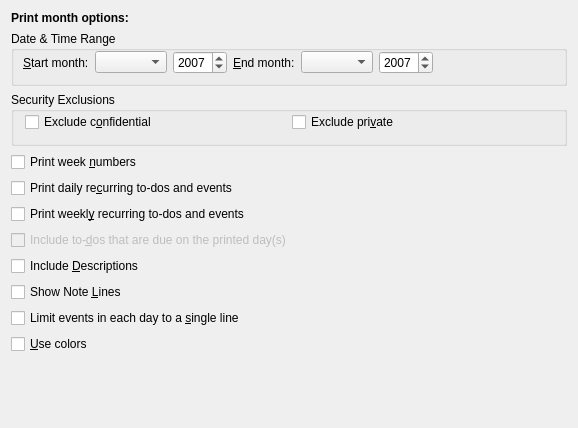
KDE/korganizer, file printing/calprintmonthconfig_base.ui: the form before one commit.
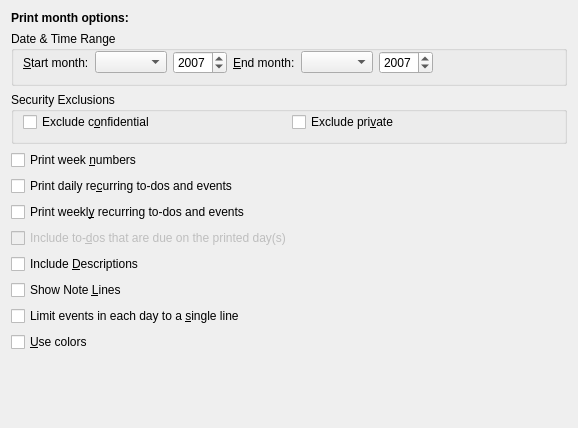
The form after the commit. Custom widgets are drawn as their Qt base class.

Diff of the .ui file:
```diff
--- a/printing/calprintmonthconfig_base.ui
+++ b/printing/calprintmonthconfig_base.ui
@@ -258,7 +258,6 @@
    </item>
   </layout>
  </widget>
- <layoutdefault spacing="6" margin="11" />
  <customwidgets>
   <customwidget>
    <class>KIntSpinBox</class>
```
